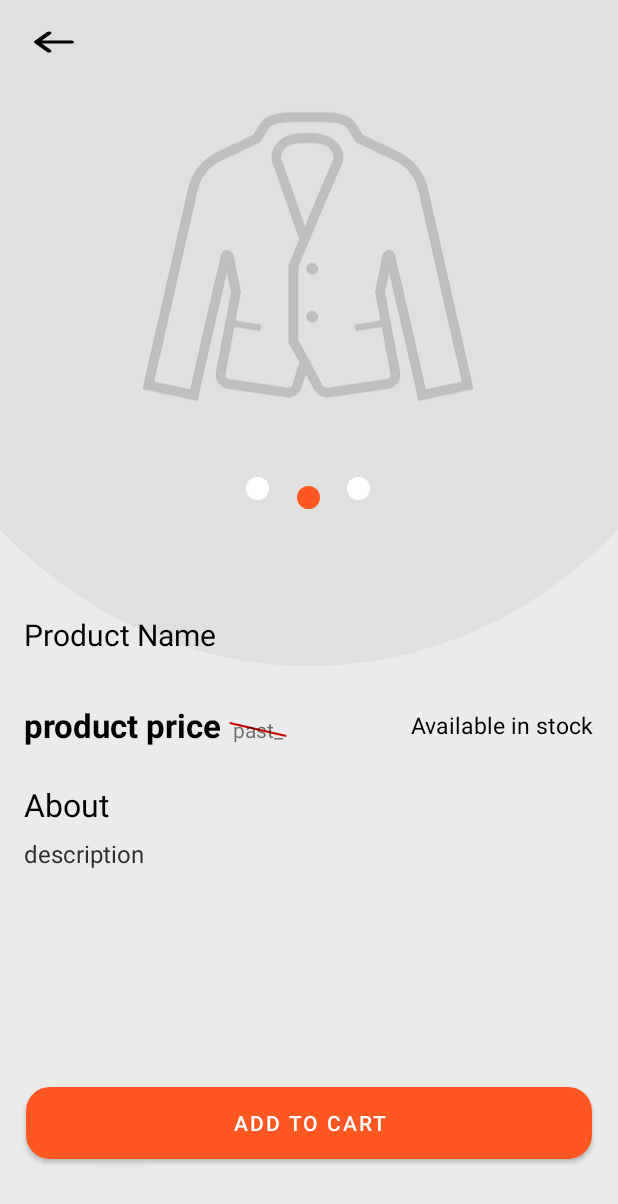
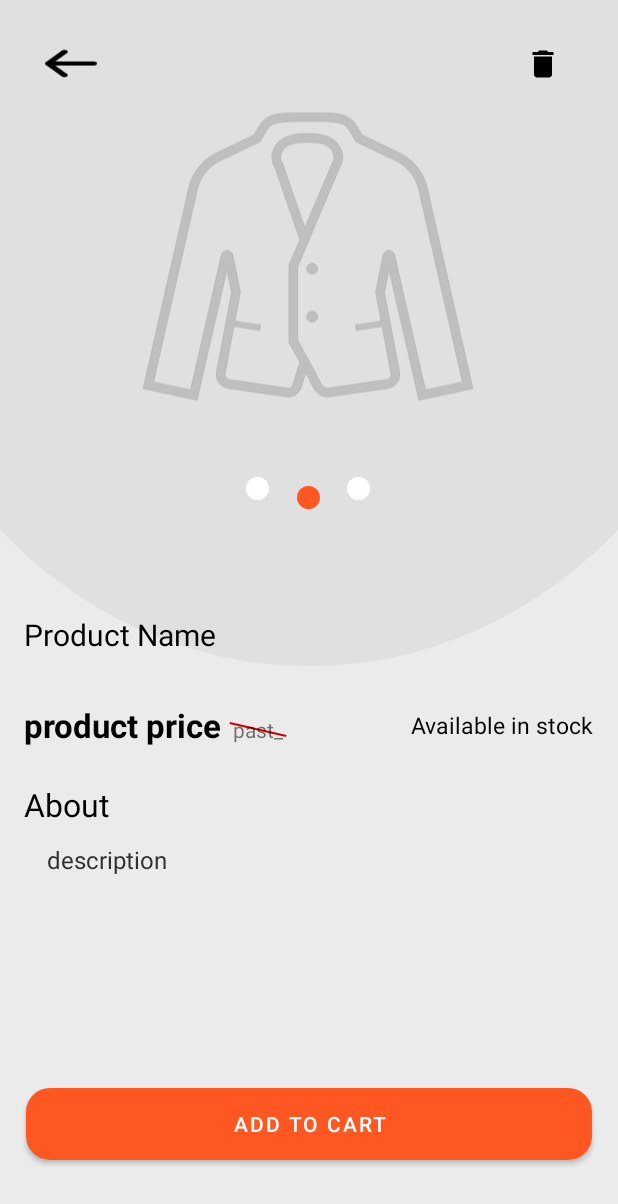
Before and after one commit to khalilkml/PayWay, an Android app: the layout fragment_product.xml on its own in the app's theme, with its tools: preview values and no code run, on a phone screen of 412 x 824 dp. Shown: the top 1204 px of the screen. Run offline under Robolectric (Android 15) with nearby library versions, the phone set to English and light mode, and no system bars.

Commit message:
fix : remove product button fixed

```diff
--- /dev/null
+++ b/app/src/main/res/drawable/ic_delete_24.xml
@@ -0,0 +1,5 @@
+<vector android:height="24dp" android:tint="#000000"
+    android:viewportHeight="24" android:viewportWidth="24"
+    android:width="24dp" xmlns:android="http://schemas.android.com/apk/res/android">
+    <path android:fillColor="@android:color/white" android:pathData="M6,19c0,1.1 0.9,2 2,2h8c1.1,0 2,-0.9 2,-2V7H6v12zM19,4h-3.5l-1,-1h-5l-1,1H5v2h14V4z"/>
+</vector>
--- /dev/null
+++ b/app/src/main/res/drawable/rounded_button_gray.xml
@@ -0,0 +1,4 @@
+<shape xmlns:android="http://schemas.android.com/apk/res/android">
+    <solid android:color="@color/lightGrey" /> <!-- Button background color -->
+    <corners android:radius="86dp" /> <!-- Set the radius for rounded corners -->
+</shape>
--- a/app/src/main/res/drawable/shopping_cart_filled.xml
+++ b/app/src/main/res/drawable/shopping_cart_filled.xml
@@ -4,6 +4,6 @@
     android:viewportWidth="1024"
     android:viewportHeight="1024">
   <path
-      android:fillColor="#FF000000"
+      android:fillColor="#F8BBA5"
       android:pathData="M206.8,592.9c-6.1,9.2 -7.2,20.5 -3.1,29.7 5.1,10.2 14.3,15.4 25.6,15.4h585.7c11.3,0 20.5,9.2 20.5,20.5s-9.2,20.5 -20.5,20.5L229.4,678.9c-26.6,0 -50.2,-14.3 -61.4,-37.9 -12.3,-23.6 -9.2,-51.2 6.1,-72.7l62.5,-84c1,-1 1,-2 2,-3.1l6.1,-90.1 -20.5,-299L112.6,92.2c-11.3,0 -20.5,-9.2 -20.5,-20.5s9.2,-20.5 20.5,-20.5h130c10.2,0 19.5,8.2 20.5,19.5l7.2,98.3h592.9c37.9,0 69.6,30.7 69.6,69.6 0,10.2 -2,21.5 -7.2,30.7L798.7,523.3c-12.3,23.6 -35.8,38.9 -62.5,38.9L230.4,562.2l-23.6,30.7zM649.2,736.3c-65.5,0 -117.8,53.2 -117.8,118.8S584.7,972.8 649.2,972.8s117.8,-53.2 117.8,-118.8 -52.2,-117.8 -117.8,-117.8zM259.1,736.3c-65.5,0 -117.8,53.2 -117.8,118.8S193.5,972.8 259.1,972.8s117.8,-53.2 117.8,-118.8 -52.2,-117.8 -117.8,-117.8z"/>
 </vector>
--- a/app/src/main/res/layout/fragment_product.xml
+++ b/app/src/main/res/layout/fragment_product.xml
@@ -7,17 +7,23 @@
     tools:context=".activities_and_fragments.fragments.Product_fragment"
     android:background="@drawable/circular_bg">
 
+    <FrameLayout
+        android:id="@+id/back"
+        android:layout_width="65dp"
+        android:layout_height="55dp"
+        android:layout_marginStart="14dp"
+        android:layout_marginTop="14dp"
+        app:layout_constraintStart_toStartOf="parent"
+        app:layout_constraintTop_toTopOf="parent"
+        android:padding="7dp">
 
-    <ImageView
-        android:id="@+id/back"
-        android:layout_width="wrap_content"
-        android:layout_height="wrap_content"
-        android:layout_marginStart="16dp"
-        android:layout_marginTop="16dp"
-        android:padding="0dp"
-        android:src="@drawable/back_arrow"
-        app:layout_constraintStart_toStartOf="parent"
-        app:layout_constraintTop_toTopOf="parent" />
+        <ImageView
+            android:layout_width="52dp"
+            android:layout_height="42dp"
+            android:padding="0dp"
+            android:src="@drawable/back_arrow" />
+    </FrameLayout>
+
 
     <ImageView
         android:id="@+id/product_image"
@@ -119,11 +125,14 @@
         android:id="@+id/product_description_view"
         android:layout_width="wrap_content"
         android:layout_height="wrap_content"
+        android:layout_marginTop="64dp"
+        android:layout_marginEnd="16dp"
         android:layout_marginStart="16dp"
-        android:layout_marginTop="60dp"
         android:text="@string/description"
         android:textColor="#2F2F2F"
         android:textSize="16sp"
+        app:layout_constraintEnd_toEndOf="parent"
+        app:layout_constraintHorizontal_bias="0.051"
         app:layout_constraintStart_toStartOf="parent"
         app:layout_constraintTop_toBottomOf="@+id/product_price_view" />
 
@@ -140,21 +149,45 @@
         app:layout_constraintStart_toEndOf="@+id/product_price_view"
         app:layout_constraintTop_toBottomOf="@+id/product_name_view" />
 
+
     <Button
         android:id="@+id/Addtocart"
         android:layout_width="match_parent"
         android:layout_height="wrap_content"
+        android:layout_marginStart="17dp"
+        android:layout_marginEnd="17dp"
+        android:background="@drawable/rounded_button"
         android:text="@string/add_to_cart"
         android:textColor="@color/white"
         app:layout_constraintBottom_toBottomOf="parent"
         app:layout_constraintEnd_toEndOf="parent"
-        app:layout_constraintHorizontal_bias="0.0"
+        app:layout_constraintHorizontal_bias="0.942"
         app:layout_constraintStart_toStartOf="parent"
         app:layout_constraintTop_toBottomOf="@+id/product_description_view"
-        app:layout_constraintVertical_bias="0.738"
-        android:layout_marginStart="17dp"
-        android:layout_marginEnd="17dp"
-        android:background="@drawable/rounded_button"
-        />
+        app:layout_constraintVertical_bias="0.737" />
+
+
+    <FrameLayout
+        android:id="@+id/removefromtocart"
+        android:layout_width="65dp"
+        android:layout_height="55dp"
+        android:layout_marginStart="14dp"
+        android:layout_marginTop="16dp"
+        app:layout_constraintStart_toEndOf="@+id/back"
+        app:layout_constraintTop_toTopOf="parent"
+        app:layout_constraintEnd_toEndOf="parent"
+        app:layout_constraintHorizontal_bias="1.0"
+        android:layout_marginEnd="16dp"
+        android:padding="8dp">
+
+        <ImageButton
+            android:id="@+id/removefromtocarticon"
+            android:layout_width="46dp"
+            android:layout_height="37dp"
+            android:src="@drawable/ic_delete_24"
+            android:background="#E1E0E0"
+            />
+    </FrameLayout>
+
 
 </androidx.constraintlayout.widget.ConstraintLayout>
--- a/app/src/main/res/values/strings.xml
+++ b/app/src/main/res/values/strings.xml
@@ -30,5 +30,5 @@
     <string name="past">past_</string>
     <string name="add_to_cart">Add to cart</string>
     <string name="favorites">Favorite</string>
-    <string name="already_in_cart">Remove from cart</string>
+    <string name="remove_from_cart">Remove from cart</string>
 </resources>
```
Also changed, not shown: app/src/main/java/com/example/payway/activities_and_fragments/fragments/Product_fragment.java (+106 -36 lines).
